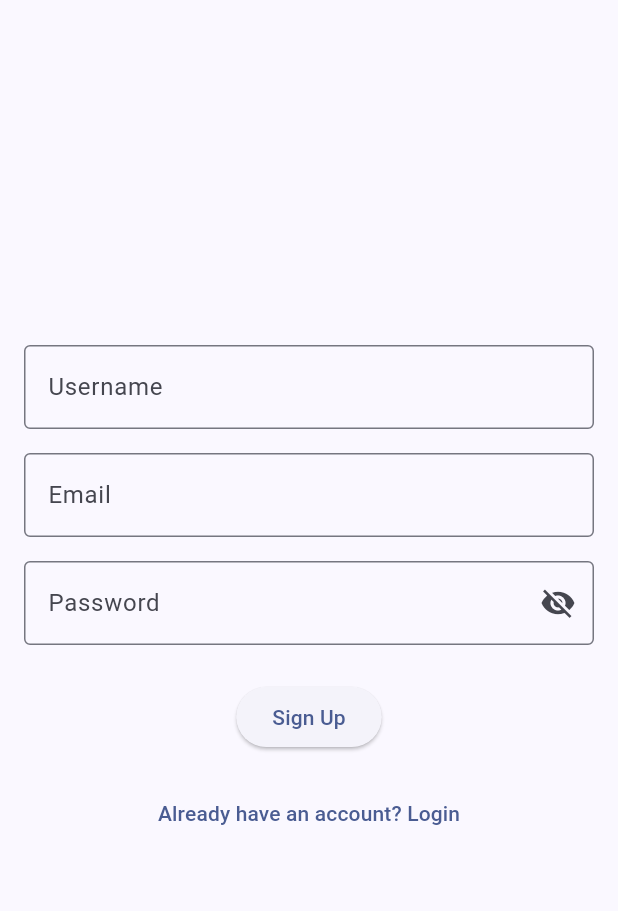
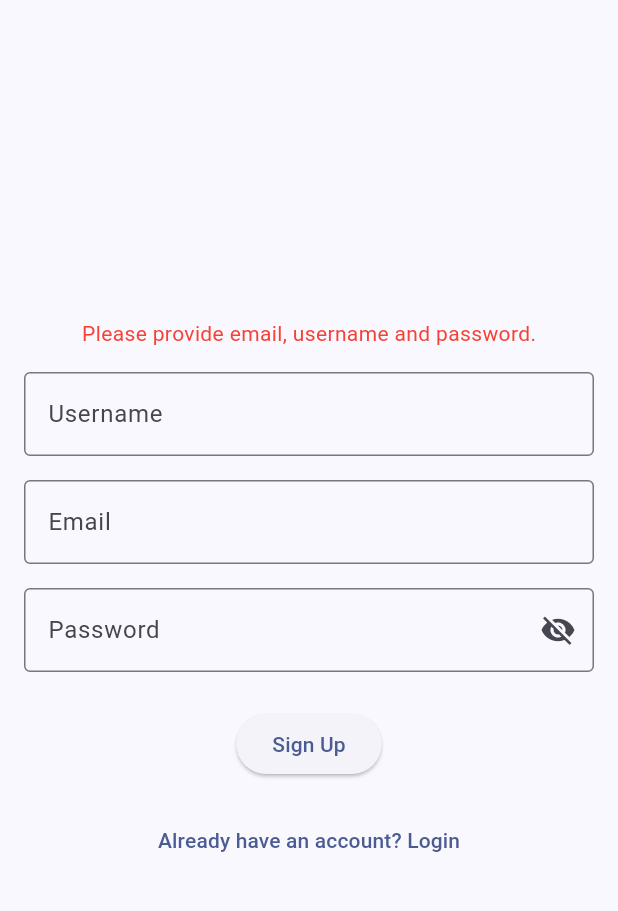
Before and after one commit to trebeljahr/wherearemyfriends.info, a Flutter app: the SignupPage screen opened directly, after a tap on "Sign Up", on a phone screen of 412 x 824 dp, the part 63-974 px from its top. Run offline on Flutter 3.47's test engine with Material 3 defaults, Android fonts, the phone set to English and light mode, and no system bars; our stand-ins replace font_awesome_flutter; missing offline and left inert: maplibre_gl.

Commit message:
make signup button semi-functional

```diff
--- a/app/lib/pages/signup.dart
+++ b/app/lib/pages/signup.dart
@@ -71,6 +71,14 @@ class _SignupPageState extends State<SignupPage> {
         child: Column(
           mainAxisAlignment: MainAxisAlignment.center,
           children: [
+            if (_errorMessage.isNotEmpty)
+              Padding(
+                padding: const EdgeInsets.only(bottom: 16.0),
+                child: Text(
+                  _errorMessage,
+                  style: const TextStyle(color: Colors.red),
+                ),
+              ),
             TextField(
               controller: _usernameController,
               decoration: const InputDecoration(
@@ -109,7 +117,7 @@ class _SignupPageState extends State<SignupPage> {
             ),
             const SizedBox(height: 24),
             ElevatedButton(
-              onPressed: () {},
+              onPressed: _handleSignup,
               child: const Text('Sign Up'),
             ),
             const SizedBox(height: 16),
```
